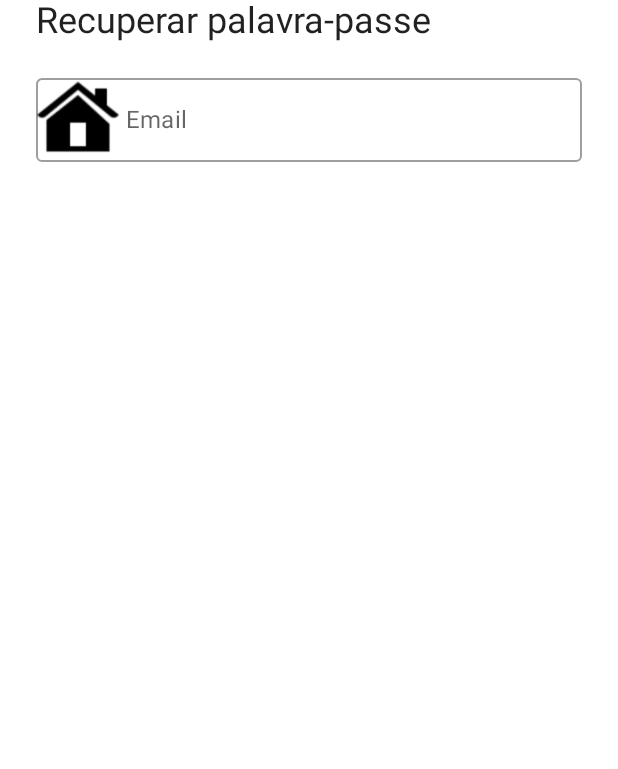
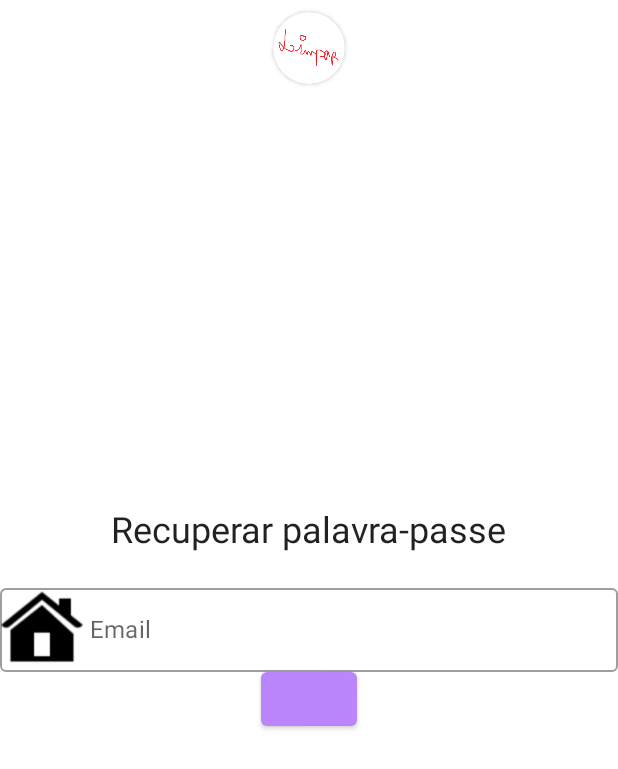
Before and after one commit to PatriciaPaulo/ProjetoInformatico, an Android app built with Jetpack Compose: the composable RecoverPasswordScreen shown on its own in the app's theme, on a phone screen of 412 x 824 dp. Shown: the top 769 px of the screen. Run offline under Robolectric (Android 15) with nearby library versions, the light colour scheme and no system bars; our stand-ins replace Dagger/Hilt's generated code, accompanist; libraries missing offline, so code that uses them is left out: co.touchlab.kermit; Roboto replaces fonts that are not available here; 2 statements that could not run were skipped.

Commit message:
Change folder to package Start email routes

```diff
--- a/SPLMobile/androidApp/src/main/java/com/example/splmobile/android/ui/auth/screens/LoginScreen.kt
+++ b/SPLMobile/androidApp/src/main/java/com/example/splmobile/android/ui/auth/screens/LoginScreen.kt
@@ -61,11 +61,13 @@ fun LoginScreen(
 
     /* TODO
         Mudar os ICONS dos text boxes para um user e uma key
+        Mudar ICON do App Icon
      */
 
     // Login Layout
     Column (
         modifier = Modifier
+            .padding(top = dimensionResource(R.dimen.small_spacer))
             .fillMaxWidth()
             .fillMaxHeight(),
         horizontalAlignment = Alignment.CenterHorizontally
@@ -73,7 +75,6 @@ fun LoginScreen(
         // App Icon
         Card(
             modifier = Modifier
-                .padding(top = dimensionResource(R.dimen.small_spacer))
                 .size(dimensionResource(R.dimen.small_logo))
                 .testTag("circle"),
             shape = CircleShape,
@@ -107,7 +108,7 @@ fun ComposableUI(
     var emailError by remember { mutableStateOf(false) } // Error flag
     val emailUpdate = { data : String ->
         email = data
-        if(isEmailValid(email)) {
+        if(!isTextFieldEmpty(email)) {
             emailError = false
         }
     }
--- a/SPLMobile/androidApp/src/main/java/com/example/splmobile/android/ui/auth/screens/RecoverPasswordScreen.kt
+++ b/SPLMobile/androidApp/src/main/java/com/example/splmobile/android/ui/auth/screens/RecoverPasswordScreen.kt
@@ -2,30 +2,70 @@ package com.example.splmobile.android.ui.auth.screens
 
 import androidx.compose.foundation.Image
 import androidx.compose.foundation.layout.*
+import androidx.compose.foundation.shape.CircleShape
 import androidx.compose.foundation.text.KeyboardOptions
-import androidx.compose.material.OutlinedTextField
-import androidx.compose.material.Text
-import androidx.compose.runtime.Composable
-import androidx.compose.runtime.mutableStateOf
-import androidx.compose.runtime.remember
+import androidx.compose.material.*
+import androidx.compose.runtime.*
+import androidx.compose.ui.Alignment
 import androidx.compose.ui.Modifier
+import androidx.compose.ui.layout.ContentScale
+import androidx.compose.ui.platform.testTag
 import androidx.compose.ui.res.dimensionResource
 import androidx.compose.ui.res.painterResource
+import androidx.compose.ui.res.stringResource
 import androidx.compose.ui.text.input.ImeAction
+import androidx.compose.ui.text.input.KeyboardType
 import androidx.compose.ui.text.input.TextFieldValue
+import androidx.compose.ui.unit.dp
 import androidx.compose.ui.unit.sp
 import com.example.splmobile.android.R
 import com.example.splmobile.android.textResource
+import com.example.splmobile.isTextFieldEmpty
 
 @Composable
 fun RecoverPasswordScreen(){
     Column (
         modifier = Modifier
+            .padding(dimensionResource(R.dimen.default_margin), dimensionResource(R.dimen.small_spacer))
+            .padding(bottom = dimensionResource(R.dimen.small_spacer))
+            .fillMaxWidth(),
+        horizontalAlignment = Alignment.CenterHorizontally,
+        verticalArrangement = Arrangement.Top
+    ) {
+        // App Icon
+        Card(
+            modifier = Modifier
+                .size(dimensionResource(R.dimen.small_logo))
+                .testTag("circle"),
+            shape = CircleShape,
+            elevation = 2.dp,
+        ) {
+            Image(
+                painterResource(R.drawable.ic_onboarding_clean), //TODO Change icon
+                contentDescription = "App Icon",
+                contentScale = ContentScale.Crop,
+                modifier = Modifier.fillMaxSize()
+            )
+        }
+    }
+
+    Spacer(modifier = Modifier.height(dimensionResource(R.dimen.big_spacer)))
+
+    Column (
+        modifier = Modifier
             .fillMaxWidth()
-            .padding(horizontal = dimensionResource(R.dimen.default_margin)),
-        verticalArrangement = Arrangement.Center
+            .fillMaxHeight(),
+        verticalArrangement = Arrangement.Center,
+        horizontalAlignment = Alignment.CenterHorizontally
     ){
-        val email = remember { mutableStateOf(TextFieldValue()) }
+        var email by remember { mutableStateOf("") }
+        var emailError by remember { mutableStateOf(false) } // Error flag
+        val emailUpdate = { data : String ->
+            email = data
+            if(!isTextFieldEmpty(email)) {
+                emailError = false
+            }
+        }
 
         // Title
         Text(
@@ -38,11 +78,11 @@ fun RecoverPasswordScreen(){
         // Email box
         // email
         OutlinedTextField(
-            value = email.value,
-            onValueChange = { email.value = it },
+            value = email,
+            onValueChange =  emailUpdate,
             leadingIcon = {
                 Image(
-                    painterResource(R.drawable.ic_main_home),
+                    painterResource(R.drawable.ic_main_home), // TODO Change ICON
                     contentDescription = null
                 )
             },
@@ -57,7 +97,9 @@ fun RecoverPasswordScreen(){
                     fontSize = dimensionResource(R.dimen.txt_medium).value.sp
                 ) },
             singleLine = true,
-            keyboardOptions = KeyboardOptions(
+            isError = emailError,
+            keyboardOptions = KeyboardOptions.Default.copy(
+                keyboardType = KeyboardType.Email,
                 imeAction = ImeAction.Done
             ),
             modifier = Modifier
@@ -65,6 +107,39 @@ fun RecoverPasswordScreen(){
                 .height(dimensionResource(R.dimen.btn_large))
         )
 
-        // Button
+        if(emailError) {
+            Text(
+                text = stringResource(R.string.registerInstead), //TODO Change ERROR
+                color = MaterialTheme.colors.error,
+                style = MaterialTheme.typography.caption,
+                modifier = Modifier.padding(start = dimensionResource(R.dimen.medium_spacer))
+            )
+        }
+
+        // Send Email Button
+        Button(
+            onClick = {
+                // TODO Send Recover Password Request
+            },
+            modifier = Modifier
+                .align(Alignment.CenterHorizontally)
+                .height(dimensionResource(R.dimen.btn_small))
+
+        ) {
+            if(showRequestState) {
+                CircularProgressIndicator()
+            } else {
+                Text(
+                    textResource(R.string.lblLogin).toString(),
+                    fontSize = dimensionResource(R.dimen.txt_medium).value.sp
+                )
+            }
+        }
     }
 }
+
+@Composable
+fun emailExists(email : String) : Pair<Boolean, Int> {
+
+    return Pair(true, 0)
+}
--- a/SPLMobile/shared/src/commonMain/kotlin/com/example/splmobile/dtos/myInfo/UtilizadorResponse.kt
+++ b/SPLMobile/shared/src/commonMain/kotlin/com/example/splmobile/dtos/myInfo/UtilizadorResponse.kt
@@ -1,8 +1,6 @@
 package com.example.splmobile.dtos.myInfo
 
-import com.example.splmobile.dtos.eventos.EventoSer
 import kotlinx.serialization.Serializable
-
 
 @Serializable
 data class UtilizadorResponse(
@@ -10,3 +8,7 @@ data class UtilizadorResponse(
     val status: String,
     val message: String,
 )
+
+data class EmailCheckResponse(
+    val status: String,
+)
--- a/SPLMobile/shared/src/commonMain/kotlin/com/example/splmobile/models/AuthViewModel.kt
+++ b/SPLMobile/shared/src/commonMain/kotlin/com/example/splmobile/models/AuthViewModel.kt
@@ -31,6 +31,7 @@ class AuthViewModel (
 
     private val log = log.withTag("AuthViewModel")
 
+    // Request User Login
     fun login(email : String, password : String) = viewModelScope.launch {
         // Set loading state, which will be cleared when the repository re-emits
         _loginUIState.value = LoginUIState.Loading
@@ -51,7 +52,6 @@ class AuthViewModel (
         else{
             _loginUIState.value = LoginUIState.Error(loginResponse.message)
         }
-
     }
 
     private fun handleMainError(throwable: Throwable) {
--- a/SPLMobile/shared/src/commonMain/kotlin/com/example/splmobile/services/utilizadorInfo/UtilizadorInfoService.kt
+++ b/SPLMobile/shared/src/commonMain/kotlin/com/example/splmobile/services/utilizadorInfo/UtilizadorInfoService.kt
@@ -2,10 +2,13 @@ import com.example.splmobile.dtos.RequestMessageResponse
 import com.example.splmobile.dtos.eventos.EventosResponse
 import com.example.splmobile.dtos.locaisLixo.LocaisLixoResponse
 import com.example.splmobile.dtos.locaisLixo.LocalLixoSer
+import com.example.splmobile.dtos.myInfo.EmailCheckResponse
+import com.example.splmobile.dtos.myInfo.EmailRequest
 import com.example.splmobile.dtos.myInfo.UtilizadorResponse
 
 interface UtilizadorInfoService {
     suspend fun getUtilizador(token: String): UtilizadorResponse
     suspend fun getMyLocaisLixo(token: String): LocaisLixoResponse
     suspend fun getMyEventos(token: String): EventosResponse
+    suspend fun checkMyEmail(emailRequest: EmailRequest) : EmailCheckResponse
 }
```
Also changed, not shown: SPLMobile/shared/src/commonMain/kotlin/com/example/splmobile/models/UtilizadorInfo/UtilizadorInfoViewModel.kt (+42 -1 lines), 9 other files.
